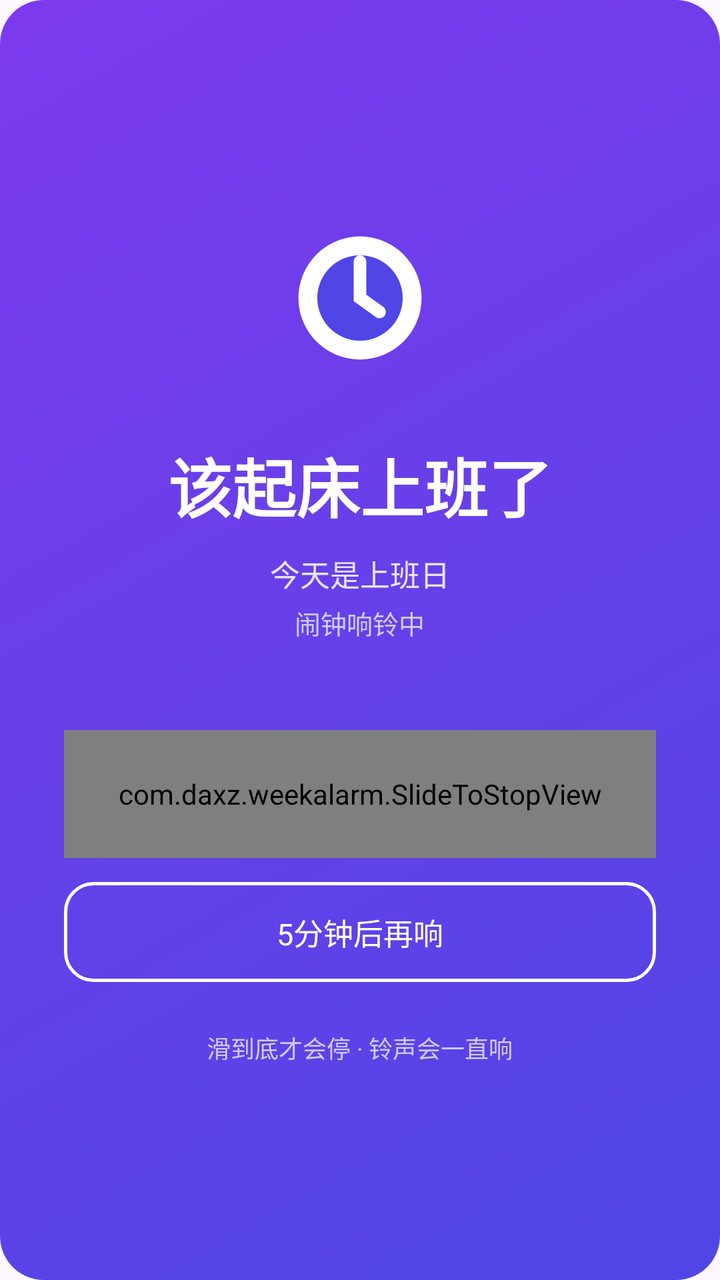
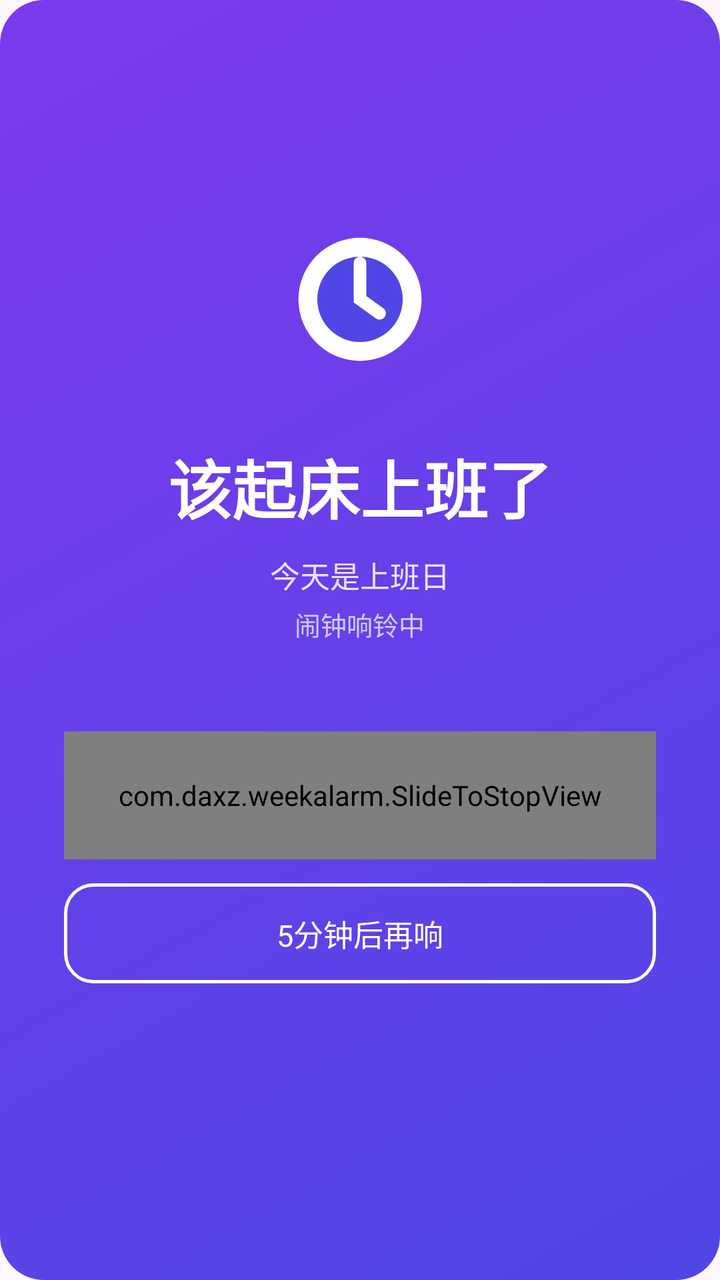

Screens rendered from an Android XML layout before and after an edit, with the pre-edit source and the edit as a unified diff.
<!-- AndroidManifest.xml: application theme Theme.DaxiaoWeekAlarm -->
<!-- res/layout/activity_alarm.xml -->
<?xml version="1.0" encoding="utf-8"?>
<LinearLayout xmlns:android="http://schemas.android.com/apk/res/android"
    android:layout_width="match_parent"
    android:layout_height="match_parent"
    android:background="@drawable/bg_hero"
    android:gravity="center"
    android:orientation="vertical"
    android:padding="32dp">

    <ImageView
        android:layout_width="84dp"
        android:layout_height="84dp"
        android:src="@drawable/ic_clock_white" />

    <TextView
        android:id="@+id/tv_title"
        android:layout_width="wrap_content"
        android:layout_height="wrap_content"
        android:layout_marginTop="28dp"
        android:text="该起床上班了"
        android:textColor="@color/white"
        android:textSize="32sp"
        android:textStyle="bold" />

    <TextView
        android:id="@+id/tv_sub"
        android:layout_width="wrap_content"
        android:layout_height="wrap_content"
        android:layout_marginTop="10dp"
        android:text="今天是上班日"
        android:textColor="#E6E4FF"
        android:textSize="15sp" />

    <TextView
        android:id="@+id/tv_time"
        android:layout_width="wrap_content"
        android:layout_height="wrap_content"
        android:layout_marginTop="4dp"
        android:text="闹钟响铃中"
        android:textColor="#CFCBFF"
        android:textSize="13sp" />

    
    <com.daxz.weekalarm.SlideToStopView
        android:id="@+id/btn_stop"
        android:layout_width="match_parent"
        android:layout_height="64dp"
        android:layout_marginTop="44dp" />

    <TextView
        android:id="@+id/btn_snooze"
        android:layout_width="match_parent"
        android:layout_height="50dp"
        android:layout_marginTop="12dp"
        android:background="@drawable/bg_btn_ghost"
        android:clickable="true"
        android:focusable="true"
        android:gravity="center"
        android:text="5分钟后再响"
        android:textColor="@color/white"
        android:textSize="15sp" />

    <TextView
        android:layout_width="wrap_content"
        android:layout_height="wrap_content"
        android:layout_marginTop="24dp"
        android:text="滑到底才会停 · 铃声会一直响"
        android:textColor="#CFCBFF"
        android:textSize="12sp" />
</LinearLayout>
<!-- resources referenced by this layout -->
<resources>
  <color name="white">#FFFFFFFF</color>
  <!-- drawable bg_btn_ghost (drawable) -->
  <?xml version="1.0" encoding="utf-8"?>
  <ripple xmlns:android="http://schemas.android.com/apk/res/android"
      android:color="#40FFFFFF">
      <item>
          <shape android:shape="rectangle">
              <solid android:color="#00000000" />
              <corners android:radius="14dp" />
              <stroke android:width="1.5dp" android:color="#FFFFFFFF" />
          </shape>
      </item>
  </ripple>
  <!-- drawable bg_hero (drawable) -->
  <?xml version="1.0" encoding="utf-8"?>
  <shape xmlns:android="http://schemas.android.com/apk/res/android"
      android:shape="rectangle">
      <gradient
          android:angle="135"
          android:startColor="@color/indigo"
          android:endColor="@color/violet" />
      <corners android:radius="22dp" />
  </shape>
  <!-- drawable ic_clock_white (drawable) -->
  <?xml version="1.0" encoding="utf-8"?>
  <vector xmlns:android="http://schemas.android.com/apk/res/android"
      android:width="24dp"
      android:height="24dp"
      android:viewportWidth="24"
      android:viewportHeight="24">
      
      <path
          android:fillColor="#FFFFFFFF"
          android:pathData="M12,12 m-8.8,0 a8.8,8.8 0 1,0 17.6,0 a8.8,8.8 0 1,0 -17.6,0" />
      
      <path
          android:fillColor="#4F46E5"
          android:pathData="M12,12 m-6.1,0 a6.1,6.1 0 1,0 12.2,0 a6.1,6.1 0 1,0 -12.2,0" />
      
      <path
          android:fillColor="#00000000"
          android:pathData="M12,6.8 L12,12 L14.8,14"
          android:strokeColor="#FFFFFFFF"
          android:strokeLineCap="round"
          android:strokeWidth="1.8" />
  </vector>
  <style name="Theme.DaxiaoWeekAlarm" parent="Theme.Material3.DayNight.NoActionBar">
          <item name="colorPrimary">@color/indigo</item>
          <item name="colorPrimaryVariant">@color/indigo_dark</item>
          <item name="colorOnPrimary">@color/white</item>
          <item name="android:statusBarColor">@color/bg</item>
          <item name="android:windowLightStatusBar">true</item>
      </style>
  <color name="indigo">#4F46E5</color>
  <color name="violet">#7C3AED</color>
  <color name="indigo_dark">#4338CA</color>
  <color name="bg">#F4F5FB</color>
</resources>

<!-- the commit's change to res/layout/activity_alarm.xml (unified diff, before → after) -->
@@ -60,11 +60,12 @@
         android:textColor="@color/white"
         android:textSize="15sp" />
 
+    
     <TextView
+        android:id="@+id/tv_hint"
         android:layout_width="wrap_content"
         android:layout_height="wrap_content"
         android:layout_marginTop="24dp"
-        android:text="滑到底才会停 · 铃声会一直响"
         android:textColor="#CFCBFF"
         android:textSize="12sp" />
 </LinearLayout>
